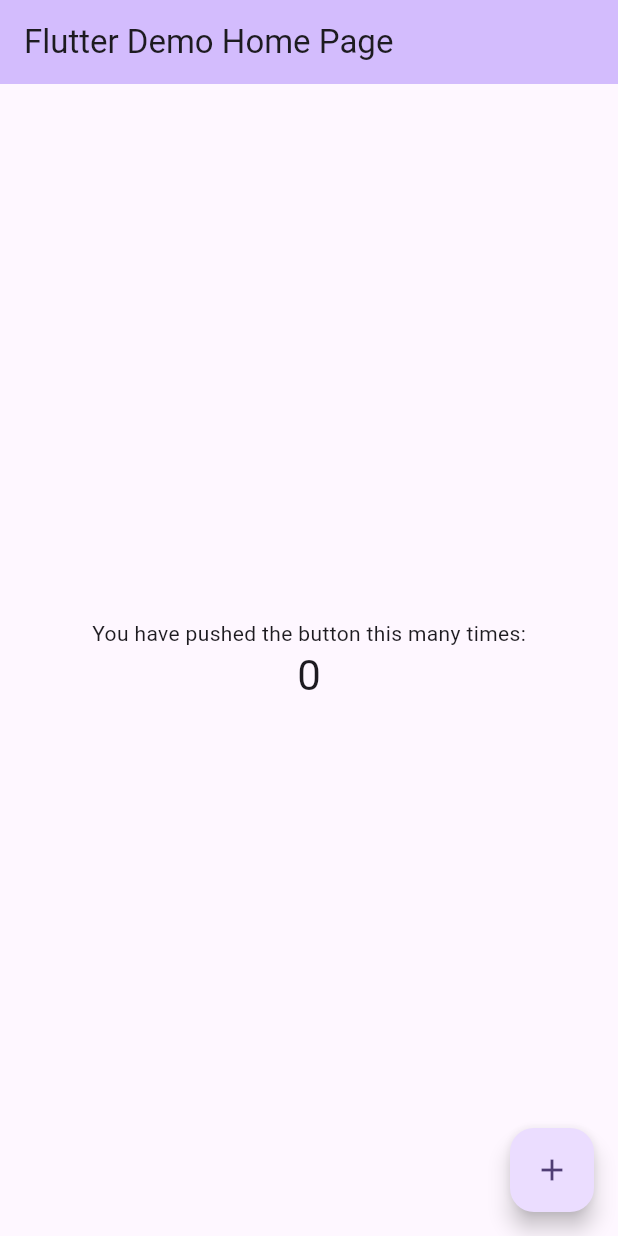
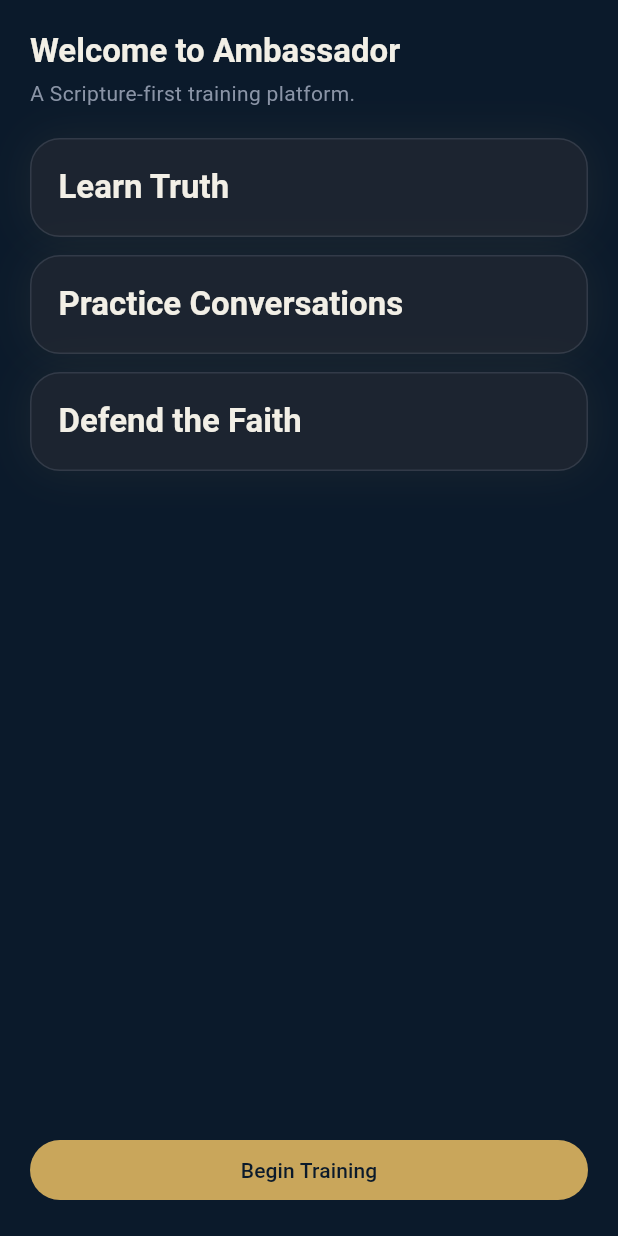
Before and after one commit to BrandonM25/ambassador-app, a Flutter app: the screen it shows after launch, on a phone screen of 412 x 824 dp. Run offline on Flutter 3.47's test engine with Material 3 defaults, Android fonts, the phone set to English and light mode, and no system bars; our stand-ins replace flutter_riverpod.

Commit message:
Build Ambassador phase 1 app shell and feature screens

```diff
--- a/lib/main.dart
+++ b/lib/main.dart
@@ -1,122 +1,7 @@
+import 'package:ambassador_app/src/app/ambassador_app.dart';
 import 'package:flutter/material.dart';
+import 'package:flutter_riverpod/flutter_riverpod.dart';
 
 void main() {
-  runApp(const MyApp());
+  runApp(const ProviderScope(child: AmbassadorApp()));
 }
-
-class MyApp extends StatelessWidget {
-  const MyApp({super.key});
-
-  // This widget is the root of your application.
-  @override
-  Widget build(BuildContext context) {
-    return MaterialApp(
-      title: 'Flutter Demo',
-      theme: ThemeData(
-        // This is the theme of your application.
-        //
-        // TRY THIS: Try running your application with "flutter run". You'll see
-        // the application has a purple toolbar. Then, without quitting the app,
-        // try changing the seedColor in the colorScheme below to Colors.green
-        // and then invoke "hot reload" (save your changes or press the "hot
-        // reload" button in a Flutter-supported IDE, or press "r" if you used
-        // the command line to start the app).
-        //
-        // Notice that the counter didn't reset back to zero; the application
-        // state is not lost during the reload. To reset the state, use hot
-        // restart instead.
-        //
-        // This works for code too, not just values: Most code changes can be
-        // tested with just a hot reload.
-        colorScheme: .fromSeed(seedColor: Colors.deepPurple),
-      ),
-      home: const MyHomePage(title: 'Flutter Demo Home Page'),
-    );
-  }
-}
-
-class MyHomePage extends StatefulWidget {
-  const MyHomePage({super.key, required this.title});
-
-  // This widget is the home page of your application. It is stateful, meaning
-  // that it has a State object (defined below) that contains fields that affect
-  // how it looks.
-
-  // This class is the configuration for the state. It holds the values (in this
-  // case the title) provided by the parent (in this case the App widget) and
-  // used by the build method of the State. Fields in a Widget subclass are
-  // always marked "final".
-
-  final String title;
-
-  @override
-  State<MyHomePage> createState() => _MyHomePageState();
-}
-
-class _MyHomePageState extends State<MyHomePage> {
-  int _counter = 0;
-
-  void _incrementCounter() {
-    setState(() {
-      // This call to setState tells the Flutter framework that something has
-      // changed in this State, which causes it to rerun the build method below
-      // so that the display can reflect the updated values. If we changed
-      // _counter without calling setState(), then the build method would not be
-      // called again, and so nothing would appear to happen.
-      _counter++;
-    });
-  }
-
-  @override
-  Widget build(BuildContext context) {
-    // This method is rerun every time setState is called, for instance as done
-    // by the _incrementCounter method above.
-    //
-    // The Flutter framework has been optimized to make rerunning build methods
-    // fast, so that you can just rebuild anything that needs updating rather
-    // than having to individually change instances of widgets.
-    return Scaffold(
-      appBar: AppBar(
-        // TRY THIS: Try changing the color here to a specific color (to
-        // Colors.amber, perhaps?) and trigger a hot reload to see the AppBar
-        // change color while the other colors stay the same.
-        backgroundColor: Theme.of(context).colorScheme.inversePrimary,
-        // Here we take the value from the MyHomePage object that was created by
-        // the App.build method, and use it to set our appbar title.
-        title: Text(widget.title),
-      ),
-      body: Center(
-        // Center is a layout widget. It takes a single child and positions it
-        // in the middle of the parent.
-        child: Column(
-          // Column is also a layout widget. It takes a list of children and
-          // arranges them vertically. By default, it sizes itself to fit its
-          // children horizontally, and tries to be as tall as its parent.
-          //
-          // Column has various properties to control how it sizes itself and
-          // how it positions its children. Here we use mainAxisAlignment to
-          // center the children vertically; the main axis here is the vertical
-          // axis because Columns are vertical (the cross axis would be
-          // horizontal).
-          //
-          // TRY THIS: Invoke "debug painting" (choose the "Toggle Debug Paint"
-          // action in the IDE, or press "p" in the console), to see the
-          // wireframe for each widget.
-          mainAxisAlignment: .center,
-          children: [
-            const Text('You have pushed the button this many times:'),
-            Text(
-              '$_counter',
-              style: Theme.of(context).textTheme.headlineMedium,
-            ),
-          ],
-        ),
-      ),
-      floatingActionButton: FloatingActionButton(
-        onPressed: _incrementCounter,
-        tooltip: 'Increment',
-        child: const Icon(Icons.add),
-      ),
-    );
-  }
-}
--- /dev/null
+++ b/lib/src/app/ambassador_app.dart
@@ -0,0 +1,55 @@
+import 'package:ambassador_app/src/core/constants/app_strings.dart';
+import 'package:ambassador_app/src/core/theme/app_colors.dart';
+import 'package:ambassador_app/src/core/theme/app_theme.dart';
+import 'package:ambassador_app/src/features/home/presentation/home_screen.dart';
+import 'package:ambassador_app/src/features/learn/presentation/learn_screen.dart';
+import 'package:ambassador_app/src/features/practice/presentation/practice_screen.dart';
+import 'package:ambassador_app/src/features/profile/presentation/profile_screen.dart';
+import 'package:ambassador_app/src/features/splash/presentation/splash_screen.dart';
+import 'package:flutter/material.dart';
+
+class AmbassadorApp extends StatelessWidget {
+  const AmbassadorApp({super.key});
+
+  @override
+  Widget build(BuildContext context) {
+    return MaterialApp(
+      title: AppStrings.appName,
+      debugShowCheckedModeBanner: false,
+      theme: AppTheme.dark(),
+      home: const SplashScreen(),
+    );
+  }
+}
+
+class AppScaffold extends StatefulWidget {
+  const AppScaffold({super.key});
+
+  @override
+  State<AppScaffold> createState() => _AppScaffoldState();
+}
+
+class _AppScaffoldState extends State<AppScaffold> {
+  int index = 0;
+
+  final screens = const [HomeScreen(), LearnScreen(), PracticeScreen(), ProfileScreen()];
+
+  @override
+  Widget build(BuildContext context) {
+    return Scaffold(
+      body: IndexedStack(index: index, children: screens),
+      bottomNavigationBar: NavigationBar(
+        selectedIndex: index,
+        backgroundColor: AppColors.charcoal,
+        indicatorColor: AppColors.gold.withValues(alpha: 0.2),
+        onDestinationSelected: (value) => setState(() => index = value),
+        destinations: const [
+          NavigationDestination(icon: Icon(Icons.home_outlined), label: 'Home'),
+          NavigationDestination(icon: Icon(Icons.menu_book_outlined), label: 'Learn'),
+          NavigationDestination(icon: Icon(Icons.forum_outlined), label: 'Practice'),
+          NavigationDestination(icon: Icon(Icons.person_outline), label: 'Profile'),
+        ],
+      ),
+    );
+  }
+}
--- /dev/null
+++ b/lib/src/core/constants/app_strings.dart
@@ -0,0 +1,3 @@
+class AppStrings {
+  static const appName = 'Ambassador';
+}
--- /dev/null
+++ b/lib/src/core/theme/app_colors.dart
@@ -0,0 +1,10 @@
+import 'package:flutter/material.dart';
+
+class AppColors {
+  static const navy = Color(0xFF0B1A2B);
+  static const charcoal = Color(0xFF161B22);
+  static const gold = Color(0xFFC9A65B);
+  static const ivory = Color(0xFFF2EFE6);
+  static const slate = Color(0xFF8A94A6);
+  static const card = Color(0xFF1C2430);
+}
--- /dev/null
+++ b/lib/src/core/theme/app_theme.dart
@@ -0,0 +1,43 @@
+import 'package:ambassador_app/src/core/theme/app_colors.dart';
+import 'package:flutter/material.dart';
+
+class AppTheme {
+  static ThemeData dark() {
+    final scheme = const ColorScheme.dark(
+      primary: AppColors.gold,
+      secondary: AppColors.gold,
+      surface: AppColors.card,
+      onPrimary: AppColors.navy,
+      onSecondary: AppColors.navy,
+      onSurface: AppColors.ivory,
+      onError: Colors.white,
+      error: Colors.redAccent,
+    );
+
+    return ThemeData(
+      useMaterial3: true,
+      colorScheme: scheme,
+      scaffoldBackgroundColor: AppColors.navy,
+      textTheme: const TextTheme(
+        headlineMedium: TextStyle(
+          color: AppColors.ivory,
+          fontWeight: FontWeight.w700,
+          letterSpacing: 0.2,
+        ),
+        titleLarge: TextStyle(color: AppColors.ivory, fontWeight: FontWeight.w600),
+        bodyLarge: TextStyle(color: AppColors.ivory),
+        bodyMedium: TextStyle(color: AppColors.slate),
+      ),
+      cardTheme: CardThemeData(
+        color: AppColors.card,
+        elevation: 0,
+        shape: RoundedRectangleBorder(borderRadius: BorderRadius.circular(20)),
+      ),
+      appBarTheme: const AppBarTheme(
+        backgroundColor: Colors.transparent,
+        foregroundColor: AppColors.ivory,
+        surfaceTintColor: Colors.transparent,
+      ),
+    );
+  }
+}
--- /dev/null
+++ b/lib/src/core/widgets/premium_card.dart
@@ -0,0 +1,42 @@
+import 'package:ambassador_app/src/core/theme/app_colors.dart';
+import 'package:flutter/material.dart';
+
+class PremiumCard extends StatelessWidget {
+  const PremiumCard({
+    super.key,
+    required this.child,
+    this.onTap,
+    this.padding = const EdgeInsets.all(18),
+  });
+
+  final Widget child;
+  final VoidCallback? onTap;
+  final EdgeInsets padding;
+
+  @override
+  Widget build(BuildContext context) {
+    return AnimatedContainer(
+      duration: const Duration(milliseconds: 300),
+      decoration: BoxDecoration(
+        color: AppColors.card,
+        borderRadius: BorderRadius.circular(20),
+        border: Border.all(color: AppColors.slate.withValues(alpha: 0.2)),
+        boxShadow: [
+          BoxShadow(
+            color: AppColors.gold.withValues(alpha: 0.08),
+            blurRadius: 24,
+            spreadRadius: 0,
+          ),
+        ],
+      ),
+      child: Material(
+        color: Colors.transparent,
+        child: InkWell(
+          borderRadius: BorderRadius.circular(20),
+          onTap: onTap,
+          child: Padding(padding: padding, child: child),
+        ),
+      ),
+    );
+  }
+}
--- /dev/null
+++ b/lib/src/core/widgets/section_header.dart
@@ -0,0 +1,23 @@
+import 'package:ambassador_app/src/core/theme/app_colors.dart';
+import 'package:flutter/material.dart';
+
+class SectionHeader extends StatelessWidget {
+  const SectionHeader({super.key, required this.title, this.subtitle});
+
+  final String title;
+  final String? subtitle;
+
+  @override
+  Widget build(BuildContext context) {
+    return Column(
+      crossAxisAlignment: CrossAxisAlignment.start,
+      children: [
+        Text(title, style: Theme.of(context).textTheme.titleLarge),
+        if (subtitle != null) ...[
+          const SizedBox(height: 4),
+          Text(subtitle!, style: const TextStyle(color: AppColors.slate)),
+        ],
+      ],
+    );
+  }
+}
--- /dev/null
+++ b/lib/src/features/onboarding/presentation/onboarding_screen.dart
@@ -0,0 +1,52 @@
+import 'package:ambassador_app/src/app/ambassador_app.dart';
+import 'package:ambassador_app/src/core/widgets/premium_card.dart';
+import 'package:ambassador_app/src/core/widgets/section_header.dart';
+import 'package:flutter/material.dart';
+
+class OnboardingScreen extends StatelessWidget {
+  const OnboardingScreen({super.key});
+
+  @override
+  Widget build(BuildContext context) {
+    const cards = ['Learn Truth', 'Practice Conversations', 'Defend the Faith'];
+
+    return Scaffold(
+      body: SafeArea(
+        child: Padding(
+          padding: const EdgeInsets.all(20),
+          child: Column(
+            crossAxisAlignment: CrossAxisAlignment.start,
+            children: [
+              const SectionHeader(title: 'Welcome to Ambassador', subtitle: 'A Scripture-first training platform.'),
+              const SizedBox(height: 20),
+              Expanded(
+                child: ListView.separated(
+                  itemCount: cards.length,
+                  separatorBuilder: (_, __) => const SizedBox(height: 12),
+                  itemBuilder: (context, i) => TweenAnimationBuilder<double>(
+                    tween: Tween(begin: 0, end: 1),
+                    duration: Duration(milliseconds: 450 + (i * 120)),
+                    builder: (context, value, child) => Opacity(
+                      opacity: value,
+                      child: Transform.translate(offset: Offset(0, (1 - value) * 16), child: child),
+                    ),
+                    child: PremiumCard(child: Text(cards[i], style: Theme.of(context).textTheme.titleLarge)),
+                  ),
+                ),
+              ),
+              SizedBox(
+                width: double.infinity,
+                child: FilledButton(
+                  onPressed: () => Navigator.of(context).pushReplacement(
+                    MaterialPageRoute(builder: (_) => const AppScaffold()),
+                  ),
+                  child: const Text('Begin Training'),
+                ),
+              ),
+            ],
+          ),
+        ),
+      ),
+    );
+  }
+}
--- a/pubspec.yaml
+++ b/pubspec.yaml
@@ -34,6 +34,7 @@ dependencies:
   # The following adds the Cupertino Icons font to your application.
   # Use with the CupertinoIcons class for iOS style icons.
   cupertino_icons: ^1.0.8
+  flutter_riverpod: ^2.6.1
 
 dev_dependencies:
   flutter_test:
```
Also changed, not shown: lib/src/features/doctrine/presentation/doctrine_screen.dart (added, +18 -0 lines), lib/src/features/home/presentation/home_screen.dart (added, +30 -0 lines), lib/src/features/learn/presentation/learn_screen.dart (added, +33 -0 lines), lib/src/features/practice/presentation/practice_screen.dart (added, +48 -0 lines), lib/src/features/profile/presentation/profile_screen.dart (added, +24 -0 lines), lib/src/features/splash/presentation/splash_screen.dart (added, +65 -0 lines), 1 other file.
